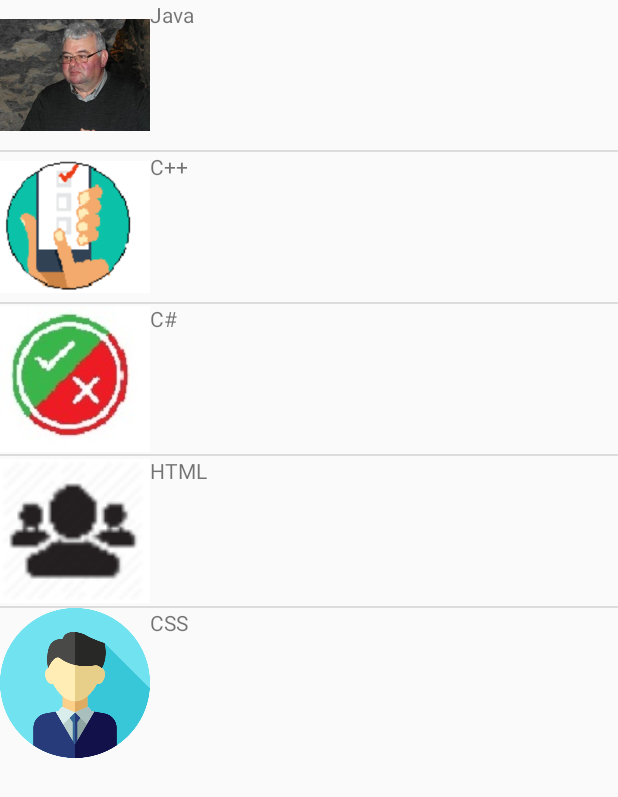
After one commit to bdevoghel/LSINF1225-2018-Groupe15-MiniPoll, an Android app: the Notification2 screen opened directly, with no data from a screen before it, on a phone screen of 412 x 824 dp. The commit adds this screen. Shown: the top 797 px of the screen. Run offline under Robolectric (Android 15) with nearby library versions, the phone set to English and light mode, and no system bars; Roboto replaces fonts that are not available here; 1 statement that could not run was skipped.

Commit message:
modification notifications V1.0

```diff
--- a/Poll/app/src/main/AndroidManifest.xml
+++ b/Poll/app/src/main/AndroidManifest.xml
@@ -20,6 +20,9 @@
                 <category android:name="android.intent.category.LAUNCHER" />
             </intent-filter>
         </activity>
+        <activity
+            android:name=".activity.Notification2"
+            android:label="@string/title_activity_login" />
         <activity
             android:name=".activity.ScreenSlidePagerActivity"
             android:label="@string/title_activity_login" />
--- /dev/null
+++ b/Poll/app/src/main/java/p/poll/activity/CustomList.java
@@ -0,0 +1,37 @@
+package p.poll.activity;
+
+/**
+ * Created by Nicolas on 03/05/2018.
+ */
+
+import android.app.Activity;
+import android.view.LayoutInflater;
+import android.view.View;
+import android.view.ViewGroup;
+import android.widget.ArrayAdapter;
+import android.widget.ImageView;
+import android.widget.TextView;
+import p.poll.R;
+
+public class CustomList extends ArrayAdapter<String>{
+    private final Activity context;
+    private final String[] web;
+    private final Integer[] imageId;
+    public CustomList(Activity context,
+                      String[] web, Integer[] imageId) {
+        super(context, R.layout.activity_screen_notification, web);
+        this.context = context;
+        this.web = web;
+        this.imageId = imageId;
+    }
+    @Override
+    public View getView(int position, View view, ViewGroup parent) {
+        LayoutInflater inflater = context.getLayoutInflater();
+        View rowView= inflater.inflate(R.layout.activity_screen_notification, null, true);
+        TextView txtTitle = (TextView) rowView.findViewById(R.id.txt);
+        ImageView imageView = (ImageView) rowView.findViewById(R.id.img);
+        txtTitle.setText(web[position]);
+        imageView.setImageResource(imageId[position]);
+        return rowView;
+    }
+}
--- /dev/null
+++ b/Poll/app/src/main/java/p/poll/activity/Notification2.java
@@ -0,0 +1,51 @@
+package p.poll.activity;
+
+import android.support.v7.app.AppCompatActivity;
+import android.os.Bundle;
+import android.os.Bundle;
+import android.view.View;
+import android.widget.AdapterView;
+import android.widget.ListView;
+import android.widget.Toast;
+import android.app.Activity;
+
+import p.poll.R;
+
+/**
+ * Created by Nicolas on 03/05/2018.
+ */
+
+public class Notification2 extends Activity {
+
+        ListView list;
+        String[] web = {
+                "Java",
+                "C++",
+                "C#",
+                "HTML",
+                "CSS"
+        } ;
+        Integer[] imageId = {
+                R.drawable.michel,
+                R.drawable.survey,
+                R.drawable.choice,
+                R.drawable.friends,
+                R.drawable.userimage
+        };
+        @Override
+        protected void onCreate(Bundle savedInstanceState) {
+            super.onCreate(savedInstanceState);
+            setContentView(R.layout.activity_notification);
+            CustomList listAdapter = new
+                    CustomList(Notification2.this, web, imageId);
+            list=(ListView)findViewById(R.id.list);
+            list.setAdapter(listAdapter);
+            list.setOnItemClickListener(new AdapterView.OnItemClickListener() {
+                @Override
+                public void onItemClick(AdapterView<?> parent, View view,
+                                        int position, long id) {
+                    Toast.makeText(Notification2.this, "You Clicked at " +web[+ position], Toast.LENGTH_SHORT).show();
+                }
+            });
+        }
+    }
--- a/Poll/app/src/main/java/p/poll/activity/ScreenSlidePagerActivity.java
+++ b/Poll/app/src/main/java/p/poll/activity/ScreenSlidePagerActivity.java
@@ -11,11 +11,7 @@ import android.support.v4.app.FragmentManager;
 import android.support.v4.app.FragmentStatePagerAdapter;
 import android.support.v4.view.PagerAdapter;
 import android.support.v4.view.ViewPager;
-import android.view.View;
-import android.widget.TextView;
 
-import java.util.ArrayList;
-import java.util.List;
 
 import p.poll.R;
 
--- /dev/null
+++ b/Poll/app/src/main/res/layout/activity_screen_notification.xml
@@ -0,0 +1,15 @@
+<?xml version="1.0" encoding="utf-8"?>
+<TableLayout xmlns:android="http://schemas.android.com/apk/res/android"
+    android:layout_width="match_parent"
+    android:layout_height="match_parent" >
+    <TableRow>
+        <ImageView
+            android:id="@+id/img"
+            android:layout_width="100dp"
+            android:layout_height="100dp"/>
+        <TextView
+            android:id="@+id/txt"
+            android:layout_width="wrap_content"
+            android:layout_height="100dp" />
+    </TableRow>
+</TableLayout>
```
Also changed, not shown: Poll/app/src/main/java/p/poll/activity/NotificationActivity.java (+4 -4 lines), Poll/app/src/main/res/layout/activity_notification.xml (+7 -80 lines).
